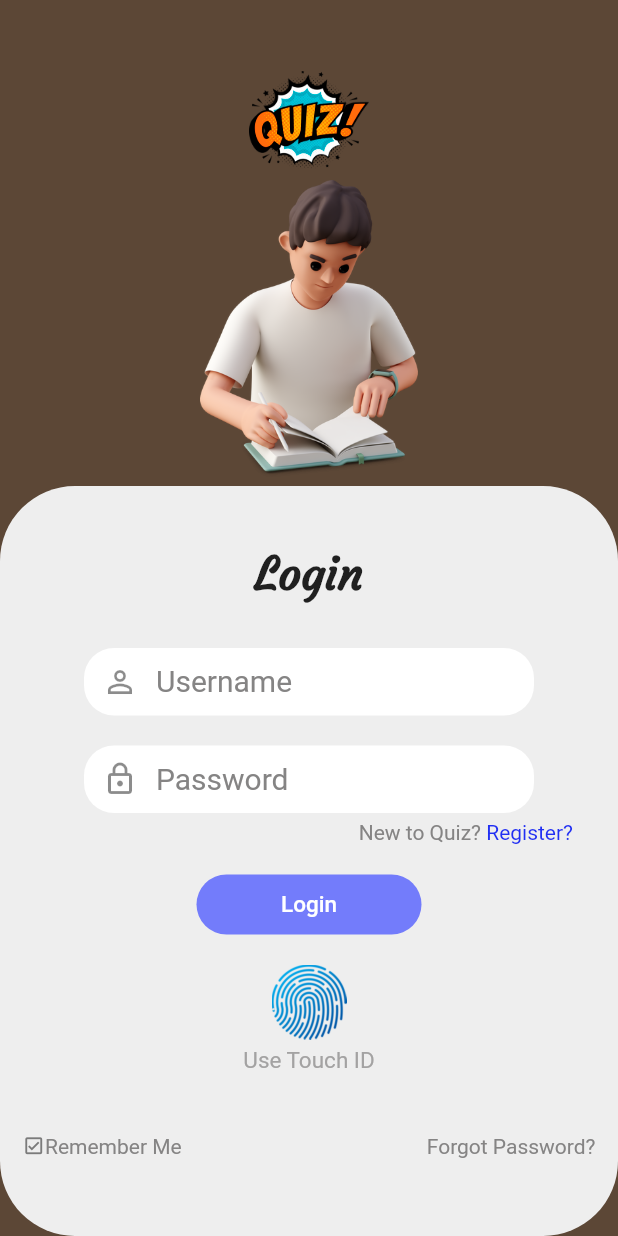
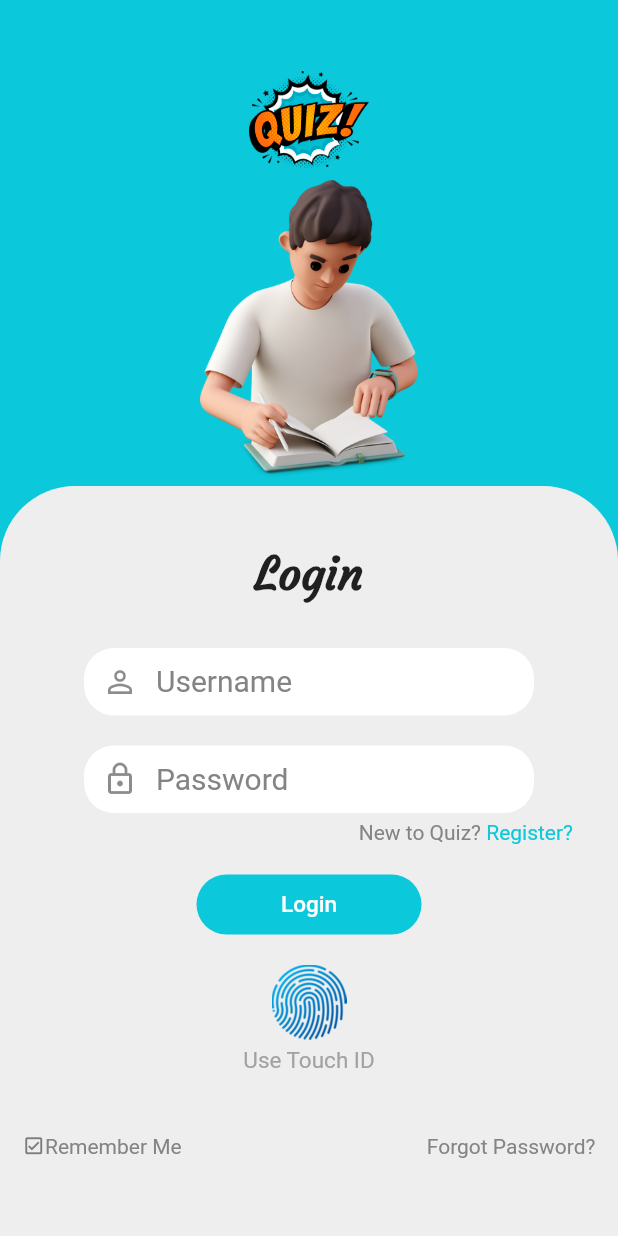
Before and after one commit to AhmedEmad66/ITI-Flutter-Course_Tasks, a Flutter app: the D3Task1 screen opened directly, on a phone screen of 412 x 824 dp. Run offline on Flutter 3.47's test engine with Material 2 defaults, Android fonts, the phone set to English and light mode, and no system bars; network calls fail.

Commit message:
Task3 Navigation

```diff
--- a/lib/Screens/d3_task1.dart
+++ b/lib/Screens/d3_task1.dart
@@ -2,12 +2,12 @@ import 'package:flutter/material.dart';
 
 class D3Task1 extends StatelessWidget {
   const D3Task1({super.key});
-
+  static String id = "D3Task1";
   @override
   Widget build(BuildContext context) {
     return Scaffold(
       resizeToAvoidBottomInset: false,
-      backgroundColor: const Color.fromARGB(210, 57, 31, 11),
+      backgroundColor: const Color.fromARGB(255, 11, 201, 219),
       body: Stack(
         children: [
           Positioned(
@@ -37,9 +37,11 @@ class D3Task1 extends StatelessWidget {
             child: Container(
               width: double.infinity,
               height: 500,
-              decoration: BoxDecoration(
-                color: const Color.fromARGB(255, 238, 238, 238),
-                borderRadius: BorderRadius.circular(50),
+              decoration: const BoxDecoration(
+                color: Color.fromARGB(255, 238, 238, 238),
+                borderRadius: BorderRadius.vertical(
+                  top: Radius.circular(50),
+                ),
               ),
               child: Column(
                 children: [
@@ -137,11 +139,12 @@ class D3Task1 extends StatelessWidget {
                           color: Color.fromRGBO(133, 132, 132, 1),
                         ),
                       ),
+                      // register btn
                       GestureDetector(
                         child: const Text(
                           "Register?",
                           style: TextStyle(
-                            color: Color.fromARGB(255, 33, 47, 243),
+                            color: Color.fromARGB(255, 11, 201, 219),
                           ),
                         ),
                       ),
@@ -150,13 +153,14 @@ class D3Task1 extends StatelessWidget {
                       ),
                     ],
                   ),
+                  // login btn
                   Container(
                     margin: const EdgeInsets.symmetric(vertical: 20),
                     width: 150,
                     height: 40,
                     decoration: BoxDecoration(
                       borderRadius: BorderRadius.circular(20),
-                      color: const Color.fromARGB(190, 73, 85, 255),
+                      color: const Color.fromARGB(255, 11, 201, 219),
                     ),
                     child: ElevatedButton(
                       onPressed: () {},
```
Also changed, not shown: lib/Screens/opening_screen.dart (+40 -38 lines), lib/Screens/profile.dart (added, +99 -0 lines), lib/main.dart (+7 -2 lines), assets/images/Logo.png (added).
